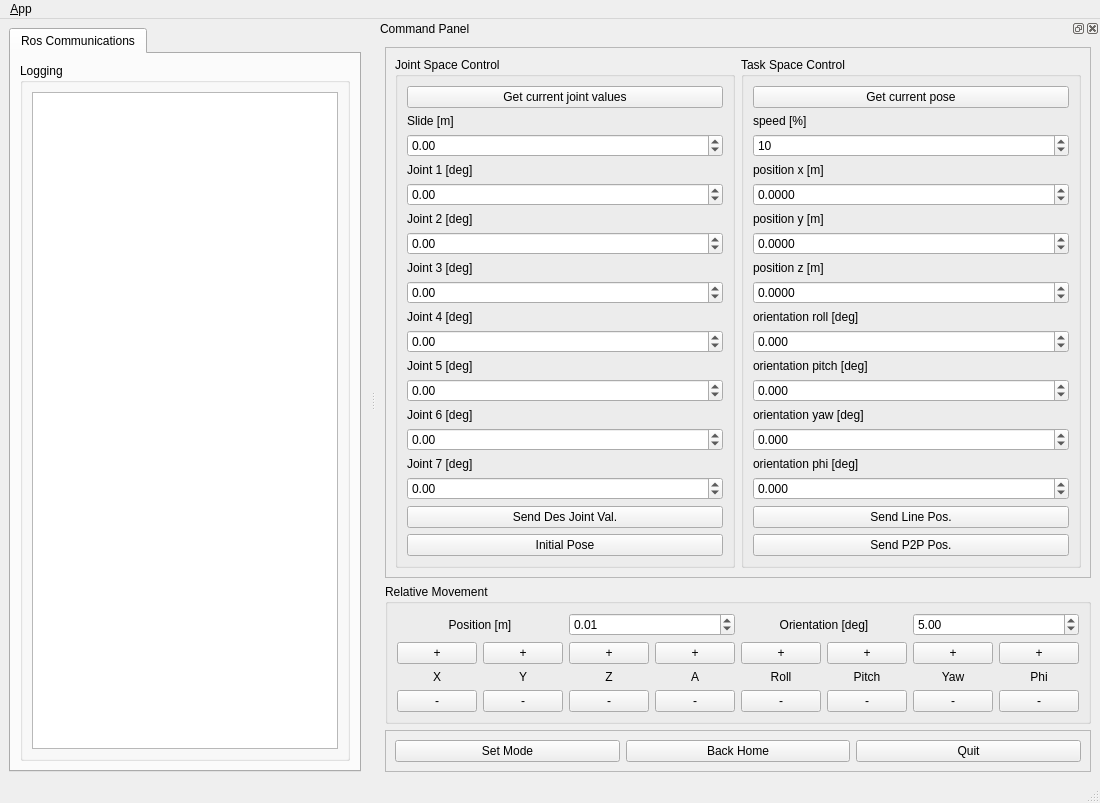
First picture: the form in ROBOTIS/ROBOTIS-MANIPULATOR-H/manipulator_h_gui/ui/main_window.ui, repository tku-iarc/timda_dual_arm, before the edit.
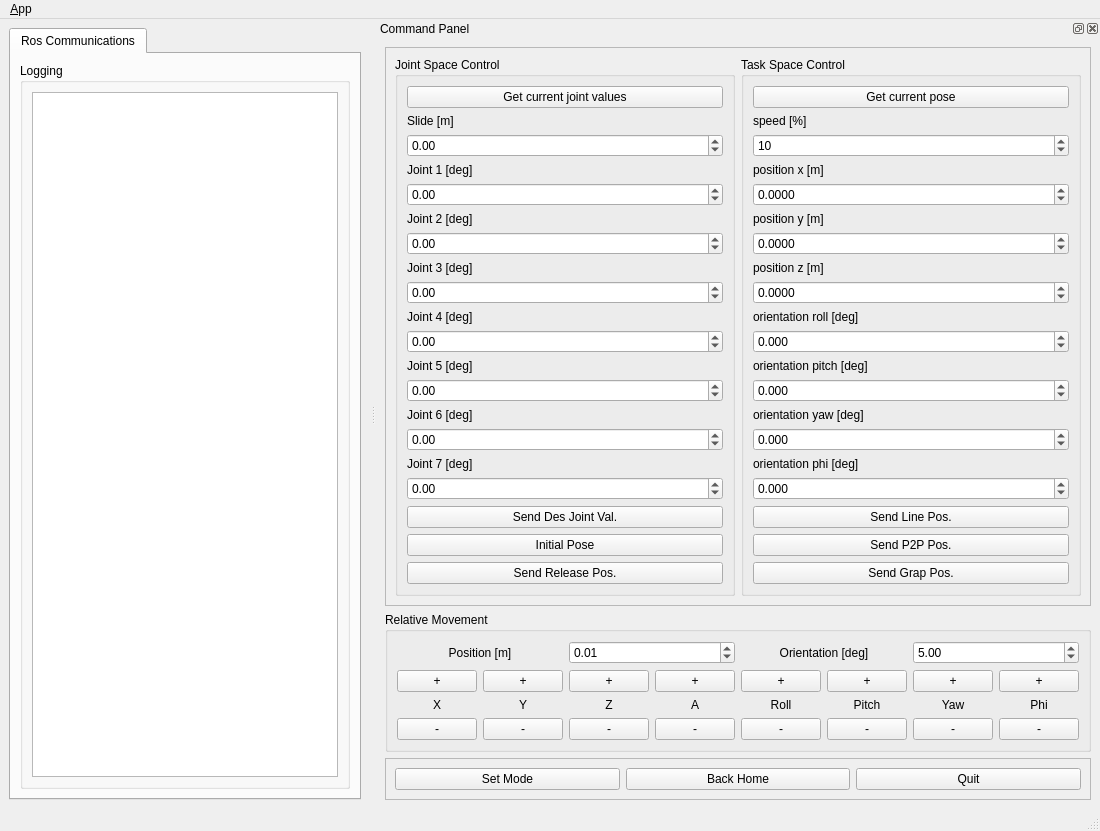
Second picture: the form after the edit. Icons and pictures are not drawn.

```diff
--- a/ROBOTIS/ROBOTIS-MANIPULATOR-H/manipulator_h_gui/ui/main_window.ui
+++ b/ROBOTIS/ROBOTIS-MANIPULATOR-H/manipulator_h_gui/ui/main_window.ui
@@ -353,6 +353,13 @@
              </property>
             </widget>
            </item>
+          <item>
+           <widget class="QPushButton" name="des_Grap_button">
+            <property name="text">
+              <string>Send Grap Pos.</string>
+             </property>
+            </widget>
+           </item>
           </layout>
          </widget>
         </item>
@@ -546,6 +553,13 @@
               </property>
             </widget>
             </item>
+          <item>
+           <widget class="QPushButton" name="des_Release_button">
+            <property name="text">
+              <string>Send Release Pos.</string>
+             </property>
+            </widget>
+           </item>
           </layout>
          </widget>
         </item>
```
